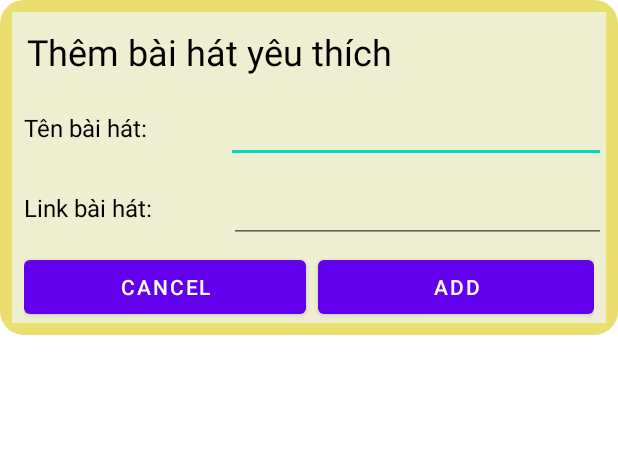
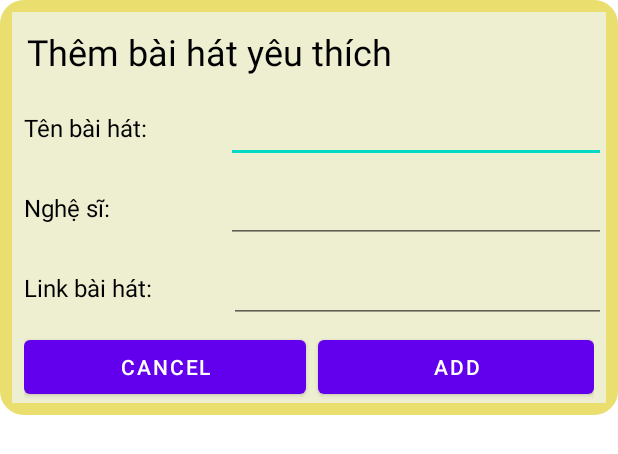
Before and after one commit to nvu-github/MyMusicPlayer, an Android app: the layout dialog_add_song.xml on its own in the app's theme, with its tools: preview values and no code run, on a phone screen of 412 x 824 dp. Shown: the top 454 px of the screen. Run offline under Robolectric (Android 15) with nearby library versions, the phone set to English and light mode, and no system bars.

Commit message:
them ten ca si trong module them bai hat

```diff
--- a/app/src/main/java/com/huawei/mymusicplayer/AddSongActivity.java
+++ b/app/src/main/java/com/huawei/mymusicplayer/AddSongActivity.java
@@ -76,7 +76,9 @@ public class AddSongActivity extends AppCompatActivity {
                 favoriteSongLists.clear();
                 for (DataSnapshot songSnapshot : snapshot.getChildren()){
                     FavoriteSong song = songSnapshot.getValue(FavoriteSong.class);
-                        favoriteSongLists.add(new FavoriteSong(song.getId(), song.getName(), song.getUrl(), song.getUserID()));
+                    if(userID.equals(song.getUserID())){
+                        favoriteSongLists.add(new FavoriteSong(song.getId(), song.getName(), song.getArtist(), song.getUrl(), song.getUserID()));
+                    }
                 }
                 favoriteSongList = new FavoriteSongList(AddSongActivity.this, favoriteSongLists);
                 listViewSongs.setAdapter(favoriteSongList);
--- a/app/src/main/java/com/huawei/mymusicplayer/dialog/CustomDialogAddSong.java
+++ b/app/src/main/java/com/huawei/mymusicplayer/dialog/CustomDialogAddSong.java
@@ -23,7 +23,7 @@ public class CustomDialogAddSong extends Dialog {
     public static final String TAG = "DialogAddSong";
     public static final String PROFILE_INFORMATION = "profile";
     public Context context;
-    private EditText ed_nameSong, ed_urlSong;
+    private EditText ed_nameSong, ed_urlSong, ed_artist;
     private Button btn_dialog_add, btn_dialog_cancel;
     private String userID = "";
 
@@ -41,6 +41,7 @@ public class CustomDialogAddSong extends Dialog {
 
         this.ed_nameSong = (EditText)findViewById(R.id.ed_nameSong);
         this.ed_urlSong = (EditText)findViewById(R.id.ed_urlSong);
+        this.ed_artist = (EditText)findViewById(R.id.ed_artist);
 
         this.btn_dialog_add = findViewById(R.id.btn_dialog_add_song);
         this.btn_dialog_cancel = findViewById(R.id.btn_dialog_cancel);
@@ -64,12 +65,13 @@ public class CustomDialogAddSong extends Dialog {
         SharedPreferences prefs = getContext().getSharedPreferences(PROFILE_INFORMATION, MODE_PRIVATE);
         userID = prefs.getString("union_id","union_id");
         String nameSong  = this.ed_nameSong.getText().toString();
+        String artistSong = this.ed_artist.getText().toString();
         String urlSong = this.ed_urlSong.getText().toString();
         if (userID != "") {
             databaseSongs = FirebaseDatabase.getInstance("https://mymusicplayer-5e719-default-rtdb.asia-southeast1.firebasedatabase.app").getReference("favorite_song");
             int randomNum = ThreadLocalRandom.current().nextInt(1, 99999 + 1);
             String id = String.valueOf(randomNum);
-            FavoriteSong favoriteSong = new FavoriteSong(id, nameSong, urlSong, userID);
+            FavoriteSong favoriteSong = new FavoriteSong(id, nameSong, artistSong, urlSong, userID);
             databaseSongs.child(id).setValue(favoriteSong);
         }
     }
--- a/app/src/main/res/layout/dialog_add_song.xml
+++ b/app/src/main/res/layout/dialog_add_song.xml
@@ -54,6 +54,29 @@ android:background="@drawable/background_dialog"
                 android:layout_height="wrap_content"
                 android:layout_marginLeft="8dp"
                 android:layout_weight="1"
+                android:text="Nghệ sĩ:      "
+                android:textColor="@color/black"
+                android:textSize="16dp" />
+
+            <EditText
+                android:id="@+id/ed_artist"
+                android:layout_width="200dp"
+                android:layout_height="wrap_content"
+                android:layout_marginBottom="5dp"
+                android:layout_weight="1"
+                android:ems="11"
+                android:inputType="text"
+                android:minHeight="48dp"
+                tools:ignore="SpeakableTextPresentCheck" />
+        </LinearLayout>
+        <LinearLayout
+            android:layout_width="match_parent"
+            android:layout_height="wrap_content">
+            <TextView
+                android:layout_width="wrap_content"
+                android:layout_height="wrap_content"
+                android:layout_marginLeft="8dp"
+                android:layout_weight="1"
                 android:text="Link bài hát:"
                 android:textColor="@color/black"
                 android:textSize="16dp" />
```
Also changed, not shown: app/src/main/java/com/huawei/mymusicplayer/MainActivity.java (+9 -4 lines), app/src/main/java/com/huawei/mymusicplayer/model/FavoriteSong.java (+11 -1 lines).
